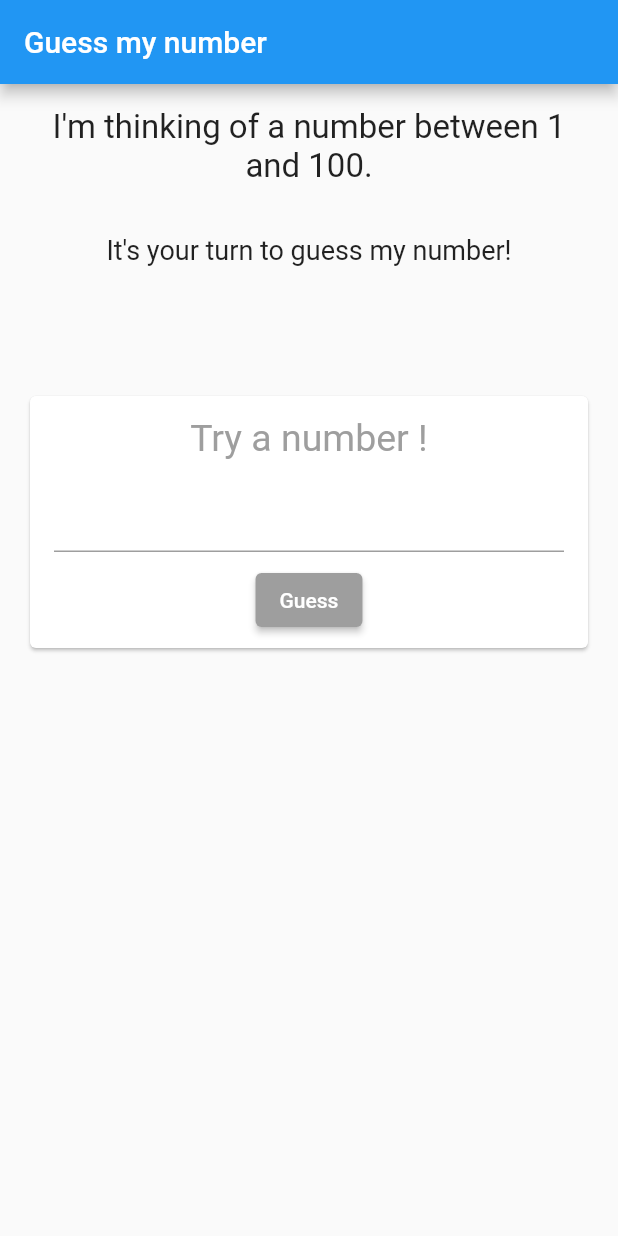
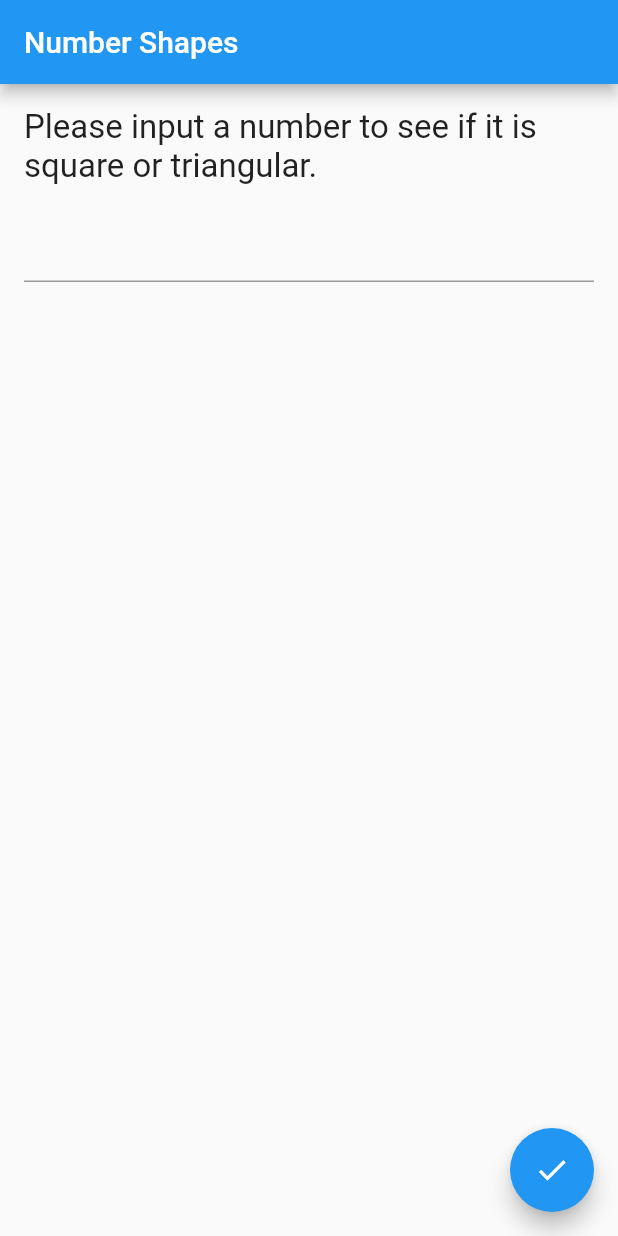
Before and after one commit to YamatoYamm/Flutter, a Flutter app: the screen it shows after launch, on a phone screen of 412 x 824 dp. Run offline on Flutter 3.47's test engine with Material 2 defaults, Android fonts, the phone set to English and light mode, and no system bars.

Commit message:
Update Tema

```diff
--- /dev/null
+++ b/lib/01/numberShapes.dart
@@ -0,0 +1,128 @@
+import 'package:flutter/cupertino.dart';
+import 'package:flutter/material.dart';
+import 'dart:math';
+
+void main() {
+  runApp(const FlutterApp());
+}
+
+class FlutterApp extends StatelessWidget {
+  const FlutterApp({Key? key}) : super(key: key);
+
+  @override
+  Widget build(BuildContext context) {
+    return const MaterialApp(
+      title: "Number Shapes",
+      home: HomePage(),
+    );
+  }
+}
+
+class HomePage extends StatefulWidget {
+  const HomePage({Key? key}) : super(key: key);
+
+  @override
+  State<HomePage> createState() => _HomePageState();
+}
+
+class _HomePageState extends State<HomePage> {
+  final TextEditingController _controller = TextEditingController();
+  bool _square = false;
+  bool _cubic = false;
+  int _number = 0;
+  int _cubeRoot = 0;
+  String _message = '';
+
+  @override
+  Widget build(BuildContext context) {
+    return Form(
+      child: Scaffold(
+        appBar: AppBar(
+          title: const Text("Number Shapes"),
+        ),
+        body: Column(
+          children: <Widget>[
+            Container(
+              padding: const EdgeInsets.all(16),
+              child: const Text(
+                "Please input a number to see if it is square or triangular.",
+                style: TextStyle(
+                  fontSize: 22,
+                ),
+              ),
+            ),
+            Padding(
+              padding: const EdgeInsets.only(left: 16.0, right: 16.0),
+              child: TextFormField(
+                enabled: true,
+                controller: _controller,
+                keyboardType: const TextInputType.numberWithOptions(),
+              ),
+            ),
+          ],
+        ),
+        floatingActionButton: Builder(
+          builder: (context) {
+            return FloatingActionButton(
+              backgroundColor: Colors.blue,
+              foregroundColor: Colors.white,
+              onPressed: () {
+                _number = int.parse(_controller.text);
+                for(int i = 1; i < (_number/2)+1; i++) {
+                  if(_number == i * i) {
+                    _square = true;
+                  }
+                }
+                _cubeRoot = pow(_number, 1.0/3.0).round();
+                if(_cubeRoot * _cubeRoot * _cubeRoot == _number) {
+                  _cubic = true;
+                }
+
+                if(_square && _cubic) {
+                  _message = "Number ${_controller.text} is both SQUARE and TRIANGULAR.";
+                } else if(_square) {
+                  _message = "Number ${_controller.text} is SQUARE.";
+                } else if(_cubic) {
+                  _message = "Number ${_controller.text} is TRIANGULAR.";
+                } else {
+                  _message = "Number ${_controller.text} is neither TRIANGULAR or SQUARE.";
+                }
+
+                _square = false;
+                _cubic = false;
+
+                showDialog();
+
+                setState(() {
+                  _controller.text = '';
+                });
+              },
+              child: const Icon(Icons.done),
+            );
+          }
+        ),
+        floatingActionButtonLocation: FloatingActionButtonLocation.endFloat,
+      ),
+    );
+  }
+  void showDialog()
+  {
+    showCupertinoDialog(
+      context: context,
+      builder: (context) {
+        return CupertinoAlertDialog(
+          title: Text(_number.toString()),
+          content: Text(_message),
+          actions: [
+            CupertinoDialogAction(
+              child: const Text("OK"),
+              onPressed: (){
+                Navigator.of(context).pop();
+              },
+            )
+          ],
+        );
+      },
+    );
+  }
+}
--- a/lib/main.dart
+++ b/lib/main.dart
@@ -1,4 +1,4 @@
-import '01/guessNumber.dart' as app;
+import '01/numberShapes.dart' as app;
 
 void main() {
   app.main();
```
Also changed, not shown: lib/01/02.dart (added, +93 -0 lines).
